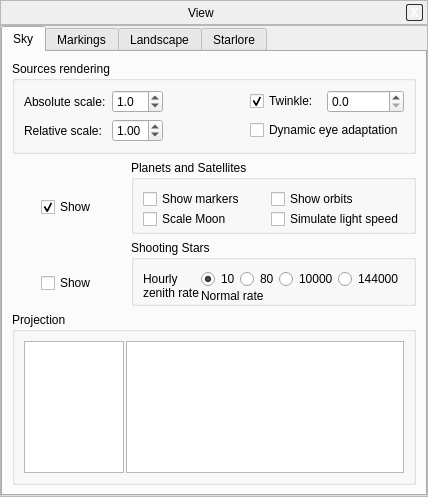
First picture: the form in src/gui/viewDialog.ui, repository 519984307/stellarium_src, before the edit.
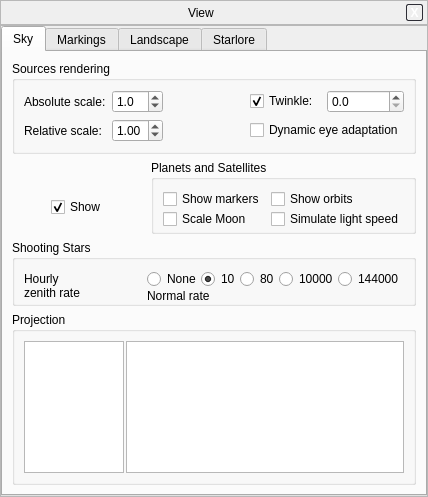
Second picture: the form after the edit. Icons and pictures are not drawn. Custom widgets are drawn as their Qt base class.

Commit message: Replaced shooting stars toggle with one more radio value.

Patch:
```diff
--- a/src/gui/viewDialog.ui
+++ b/src/gui/viewDialog.ui
@@ -460,117 +460,7 @@
             </layout>
            </widget>
           </item>
-          <item row="2" column="0" >
-           <layout class="QVBoxLayout" >
-            <property name="spacing" >
-             <number>0</number>
-            </property>
-            <item>
-             <spacer>
-              <property name="orientation" >
-               <enum>Qt::Vertical</enum>
-              </property>
-              <property name="sizeHint" stdset="0" >
-               <size>
-                <width>20</width>
-                <height>16</height>
-               </size>
-              </property>
-             </spacer>
-            </item>
-            <item>
-             <layout class="QHBoxLayout" >
-              <item>
-               <spacer>
-                <property name="orientation" >
-                 <enum>Qt::Horizontal</enum>
-                </property>
-                <property name="sizeHint" stdset="0" >
-                 <size>
-                  <width>16</width>
-                  <height>20</height>
-                 </size>
-                </property>
-               </spacer>
-              </item>
-              <item>
-               <widget class="QLabel" name="label_13" >
-                <property name="text" >
-                 <string/>
-                </property>
-                <property name="pixmap" >
-                 <pixmap resource="../../data/mainRes.qrc" >:/graphicGui/gui/btNebula-on.png</pixmap>
-                </property>
-               </widget>
-              </item>
-              <item>
-               <spacer>
-                <property name="orientation" >
-                 <enum>Qt::Horizontal</enum>
-                </property>
-                <property name="sizeHint" stdset="0" >
-                 <size>
-                  <width>16</width>
-                  <height>20</height>
-                 </size>
-                </property>
-               </spacer>
-              </item>
-             </layout>
-            </item>
-            <item>
-             <layout class="QHBoxLayout" >
-              <item>
-               <spacer>
-                <property name="orientation" >
-                 <enum>Qt::Horizontal</enum>
-                </property>
-                <property name="sizeHint" stdset="0" >
-                 <size>
-                  <width>16</width>
-                  <height>20</height>
-                 </size>
-                </property>
-               </spacer>
-              </item>
-              <item>
-               <widget class="QCheckBox" name="showShoutingStarsCheckBox" >
-                <property name="text" >
-                 <string>Show</string>
-                </property>
-               </widget>
-              </item>
-              <item>
-               <spacer>
-                <property name="orientation" >
-                 <enum>Qt::Horizontal</enum>
-                </property>
-                <property name="sizeHint" stdset="0" >
-                 <size>
-                  <width>16</width>
-                  <height>20</height>
-                 </size>
-                </property>
-               </spacer>
-              </item>
-             </layout>
-            </item>
-            <item>
-             <spacer>
-              <property name="orientation" >
-               <enum>Qt::Vertical</enum>
-              </property>
-              <property name="sizeHint" stdset="0" >
-               <size>
-                <width>20</width>
-                <height>16</height>
-               </size>
-              </property>
-             </spacer>
-            </item>
-           </layout>
-          </item>
-          <item row="2" column="1" >
+          <item row="2" column="0" colspan="2" >
            <widget class="QGroupBox" name="planetsGroupBox_4" >
             <property name="title" >
              <string>Shooting Stars</string>
@@ -599,8 +489,15 @@
                </property>
               </widget>
              </item>
-             <item row="0" column="1" >
+             <item row="0" column="2" >
               <layout class="QHBoxLayout" >
+               <item>
+                <widget class="QRadioButton" name="zhrNone" >
+                 <property name="text" >
+                  <string>None</string>
+                 </property>
+                </widget>
+               </item>
                <item>
                 <widget class="QRadioButton" name="zhr10" >
                  <property name="text" >
@@ -634,7 +531,7 @@
                </item>
               </layout>
              </item>
-             <item row="1" column="1" >
+             <item row="1" column="2" >
               <widget class="QLabel" name="zhrLabel" >
                <property name="text" >
                 <string>Normal rate</string>
@@ -644,6 +541,19 @@
                </property>
               </widget>
              </item>
+             <item row="0" column="1" >
+              <spacer name="horizontalSpacer_2" >
+               <property name="orientation" >
+                <enum>Qt::Horizontal</enum>
+               </property>
+               <property name="sizeHint" stdset="0" >
+                <size>
+                 <width>40</width>
+                 <height>20</height>
+                </size>
+               </property>
+              </spacer>
+             </item>
             </layout>
            </widget>
           </item>
```
Left out of the diff: 13 changed lines with no effect on the pictures. The commit also changes 1 other file.
